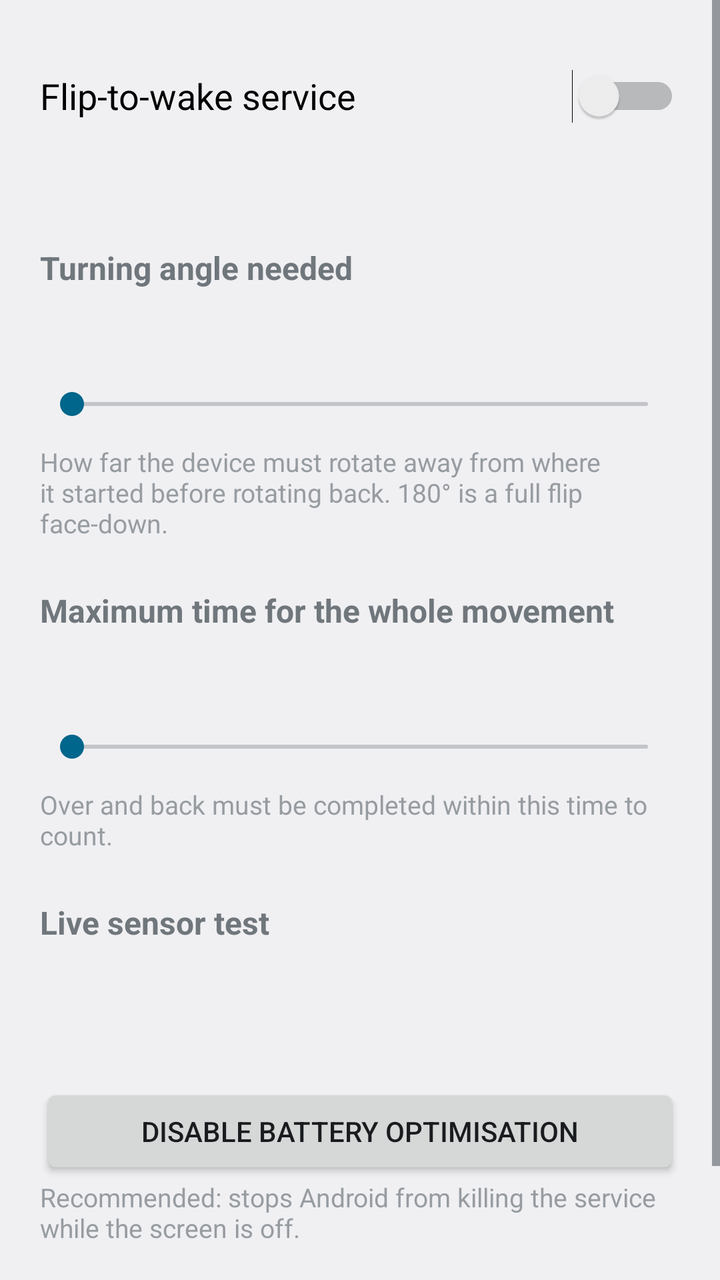
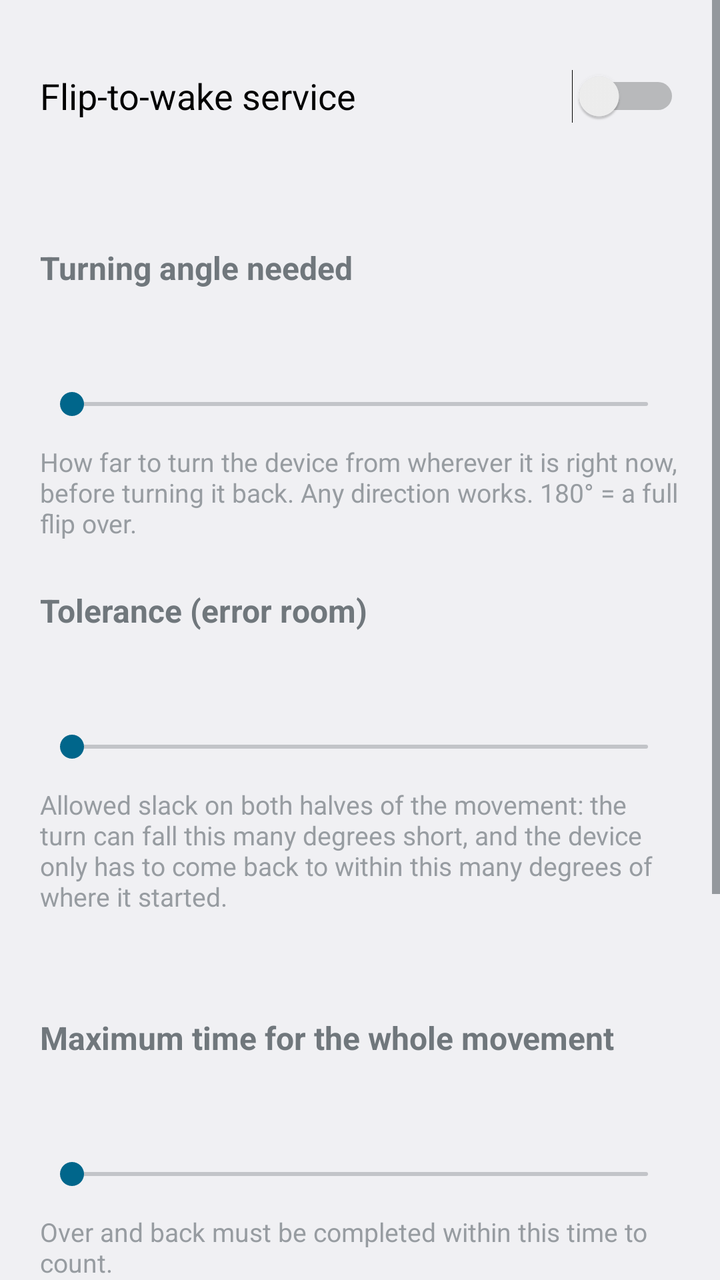

Two renders of the same Android screen: before a commit and after it. Below are the layout's source before the change and the commit's diff.
<!-- AndroidManifest.xml: application theme AppTheme -->
<!-- res/layout/activity_main.xml -->
<?xml version="1.0" encoding="utf-8"?>
<ScrollView xmlns:android="http://schemas.android.com/apk/res/android"
    android:layout_width="match_parent"
    android:layout_height="match_parent"
    android:fitsSystemWindows="true">

    <LinearLayout
        android:layout_width="match_parent"
        android:layout_height="wrap_content"
        android:orientation="vertical"
        android:padding="20dp">

        <Switch
            android:id="@+id/serviceSwitch"
            android:layout_width="match_parent"
            android:layout_height="wrap_content"
            android:minHeight="56dp"
            android:text="@string/service_switch"
            android:textSize="18sp" />

        <TextView
            android:id="@+id/statusText"
            android:layout_width="match_parent"
            android:layout_height="wrap_content"
            android:paddingBottom="16dp"
            android:textSize="14sp" />

        
        <TextView
            android:layout_width="match_parent"
            android:layout_height="wrap_content"
            android:paddingTop="12dp"
            android:text="@string/angle_label"
            android:textSize="16sp"
            android:textStyle="bold" />
        <TextView
            android:id="@+id/angleValue"
            android:layout_width="match_parent"
            android:layout_height="wrap_content"
            android:textSize="28sp" />
        <SeekBar
            android:id="@+id/angleSeek"
            android:layout_width="match_parent"
            android:layout_height="wrap_content"
            android:minHeight="40dp" />
        <TextView
            android:layout_width="match_parent"
            android:layout_height="wrap_content"
            android:alpha="0.7"
            android:text="@string/angle_help"
            android:textSize="13sp" />

        
        <TextView
            android:layout_width="match_parent"
            android:layout_height="wrap_content"
            android:paddingTop="24dp"
            android:text="@string/time_label"
            android:textSize="16sp"
            android:textStyle="bold" />
        <TextView
            android:id="@+id/timeValue"
            android:layout_width="match_parent"
            android:layout_height="wrap_content"
            android:textSize="28sp" />
        <SeekBar
            android:id="@+id/timeSeek"
            android:layout_width="match_parent"
            android:layout_height="wrap_content"
            android:minHeight="40dp" />
        <TextView
            android:layout_width="match_parent"
            android:layout_height="wrap_content"
            android:alpha="0.7"
            android:text="@string/time_help"
            android:textSize="13sp" />

        
        <TextView
            android:layout_width="match_parent"
            android:layout_height="wrap_content"
            android:paddingTop="24dp"
            android:text="@string/test_label"
            android:textSize="16sp"
            android:textStyle="bold" />
        <TextView
            android:id="@+id/testText"
            android:layout_width="match_parent"
            android:layout_height="wrap_content"
            android:padding="12dp"
            android:textSize="16sp" />

        
        <Button
            android:id="@+id/batteryButton"
            android:layout_width="match_parent"
            android:layout_height="wrap_content"
            android:layout_marginTop="24dp"
            android:text="@string/battery_button" />
        <TextView
            android:id="@+id/batteryHelp"
            android:layout_width="match_parent"
            android:layout_height="wrap_content"
            android:alpha="0.7"
            android:text="@string/battery_help"
            android:textSize="13sp" />

        <Button
            android:id="@+id/fullScreenButton"
            android:layout_width="match_parent"
            android:layout_height="wrap_content"
            android:layout_marginTop="12dp"
            android:text="Allow full-screen wake (fallback)" />
    </LinearLayout>
</ScrollView>
<!-- resources referenced by this layout -->
<resources>
  <string name="angle_help">How far the device must rotate away from where it started before rotating back. 180° is a full flip face-down.</string>
  <string name="angle_label">Turning angle needed</string>
  <string name="battery_button">Disable battery optimisation</string>
  <string name="battery_help">Recommended: stops Android from killing the service while the screen is off.</string>
  <string name="service_switch">Flip-to-wake service</string>
  <string name="test_label">Live sensor test</string>
  <string name="time_help">Over and back must be completed within this time to count.</string>
  <string name="time_label">Maximum time for the whole movement</string>
  <style name="AppTheme" parent="android:Theme.DeviceDefault.Light" />
</resources>

<!-- the commit's change to res/layout/activity_main.xml (unified diff, before → after) -->
@@ -49,6 +49,38 @@
             android:alpha="0.7"
             android:text="@string/angle_help"
             android:textSize="13sp" />
+
+        
+        <TextView
+            android:layout_width="match_parent"
+            android:layout_height="wrap_content"
+            android:paddingTop="24dp"
+            android:text="@string/tol_label"
+            android:textSize="16sp"
+            android:textStyle="bold" />
+        <TextView
+            android:id="@+id/tolValue"
+            android:layout_width="match_parent"
+            android:layout_height="wrap_content"
+            android:textSize="28sp" />
+        <SeekBar
+            android:id="@+id/tolSeek"
+            android:layout_width="match_parent"
+            android:layout_height="wrap_content"
+            android:minHeight="40dp" />
+        <TextView
+            android:layout_width="match_parent"
+            android:layout_height="wrap_content"
+            android:alpha="0.7"
+            android:text="@string/tol_help"
+            android:textSize="13sp" />
+        <TextView
+            android:id="@+id/ruleText"
+            android:layout_width="match_parent"
+            android:layout_height="wrap_content"
+            android:paddingTop="8dp"
+            android:textSize="14sp"
+            android:textStyle="italic" />
 
         
         <TextView
<!-- resource entries referenced after the edit -->
@@ -1,6 +1,6 @@
 <!-- resources referenced by this layout -->
 <resources>
-  <string name="angle_help">How far the device must rotate away from where it started before rotating back. 180° is a full flip face-down.</string>
+  <string name="angle_help">How far to turn the device from wherever it is right now, before turning it back. Any direction works. 180° = a full flip over.</string>
   <string name="angle_label">Turning angle needed</string>
   <string name="battery_button">Disable battery optimisation</string>
   <string name="battery_help">Recommended: stops Android from killing the service while the screen is off.</string>
@@ -8,6 +8,8 @@
   <string name="test_label">Live sensor test</string>
   <string name="time_help">Over and back must be completed within this time to count.</string>
   <string name="time_label">Maximum time for the whole movement</string>
+  <string name="tol_help">Allowed slack on both halves of the movement: the turn can fall this many degrees short, and the device only has to come back to within this many degrees of where it started.</string>
+  <string name="tol_label">Tolerance (error room)</string>
   <style name="AppTheme" parent="android:Theme.DeviceDefault.Light" />
 </resources>
 
